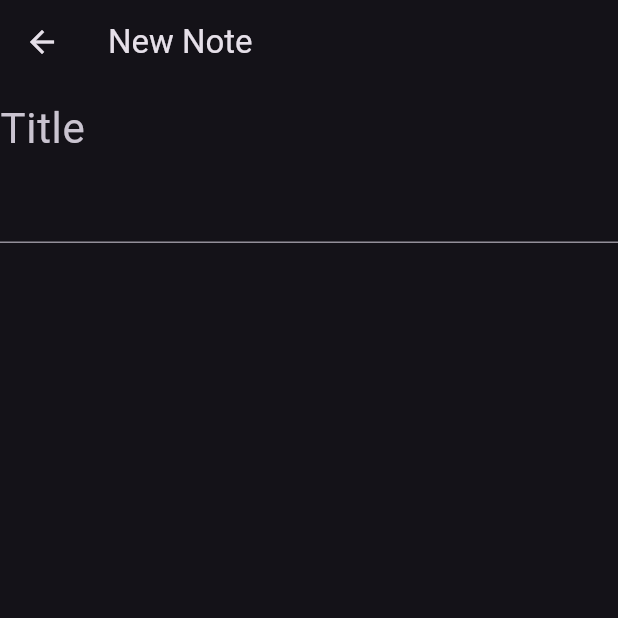
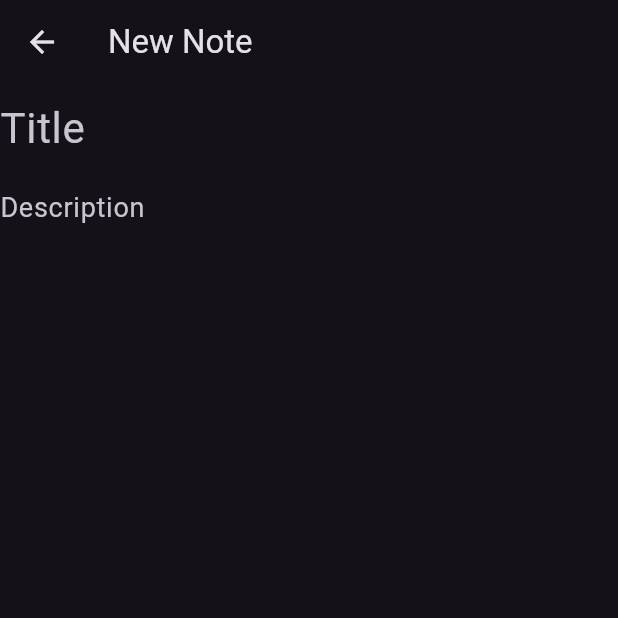
Before and after one commit to ej0x/notesapp, a Flutter app: the CreateNote screen opened directly, on a phone screen of 412 x 824 dp, the top half of it. Run offline on Flutter 3.47's test engine with Material 2 defaults, Android fonts, the phone set to English and light mode, and no system bars.

Commit message:
title and description

```diff
--- a/lib/screens/create_note.dart
+++ b/lib/screens/create_note.dart
@@ -21,9 +21,19 @@ class _CreateNoteState extends State<CreateNote> {
               fontSize: 28,
             ),
             decoration: const InputDecoration(
-                border: InputBorder.none, hintText: "Title"),
+              border: InputBorder.none,
+              hintText: "Title",
+            ),
           ),
-          TextFormField(),
+          TextFormField(
+            style: const TextStyle(
+              fontSize: 18,
+            ),
+            decoration: const InputDecoration(
+              border: InputBorder.none,
+              hintText: "Description",
+            ),
+          ),
         ],
       ),
     );
```
